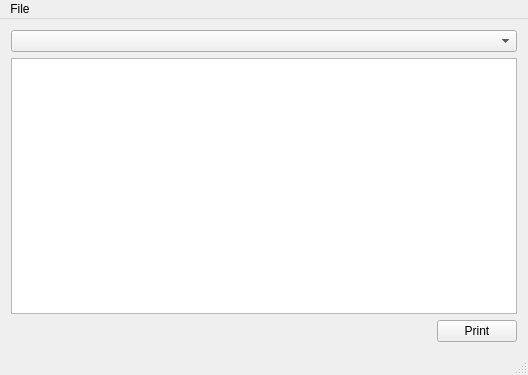
timsterzel/Ultimate-Label, file mainwindow.ui: the form before one commit.
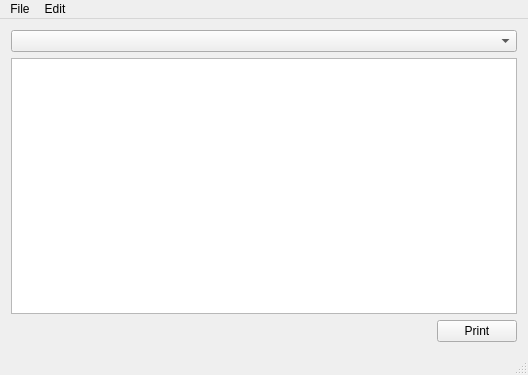
The form after the commit.

Commit message: Create settings dialog

The edit to the form file:
```diff
--- a/mainwindow.ui
+++ b/mainwindow.ui
@@ -64,7 +64,15 @@
     <addaction name="actionProfiles"/>
     <addaction name="actionClear"/>
    </widget>
+   <widget class="QMenu" name="menuEdit">
+    <property name="title">
+     <string>Edit</string>
+    </property>
+    <addaction name="actionProfiles"/>
+    <addaction name="actionSettings"/>
+   </widget>
    <addaction name="menuDatei"/>
+   <addaction name="menuEdit"/>
   </widget>
   <widget class="QStatusBar" name="statusBar"/>
   <action name="action_ffnen">
```
Left out of the diff: 6 changed lines with no effect on the pictures. The commit also changes 7 other files.
